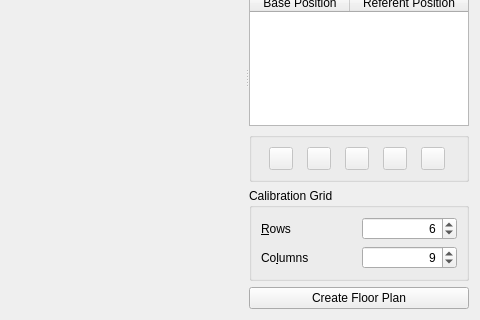
dysonltd-zz/gts, file app/src/tools/gui/CreateFloorPlanToolWidget.ui: the form before one commit; both pictures show x 160 to 640 and y 166 to 486 of the 640 by 486 pixel window.
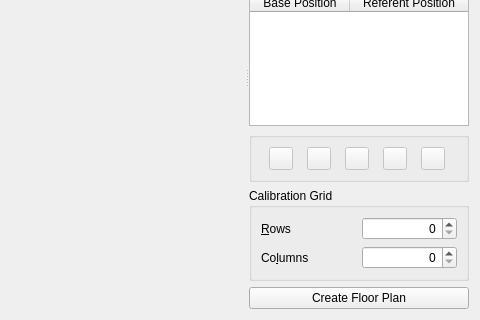
The form after the commit. Icons and pictures are not drawn. Custom widgets are drawn as their Qt base class.

```diff
--- a/app/src/tools/gui/CreateFloorPlanToolWidget.ui
+++ b/app/src/tools/gui/CreateFloorPlanToolWidget.ui
@@ -410,13 +410,10 @@
              <set>Qt::AlignRight|Qt::AlignTrailing|Qt::AlignVCenter</set>
             </property>
             <property name="minimum">
-             <number>3</number>
+             <number>0</number>
             </property>
             <property name="maximum">
-             <number>999</number>
-            </property>
-            <property name="value">
-             <number>6</number>
+             <number>99</number>
             </property>
            </widget>
           </item>
@@ -436,13 +433,10 @@
              <set>Qt::AlignRight|Qt::AlignTrailing|Qt::AlignVCenter</set>
             </property>
             <property name="minimum">
-             <number>3</number>
+             <number>0</number>
             </property>
             <property name="maximum">
-             <number>999</number>
-            </property>
-            <property name="value">
-             <number>9</number>
+             <number>99</number>
             </property>
            </widget>
           </item>
```
